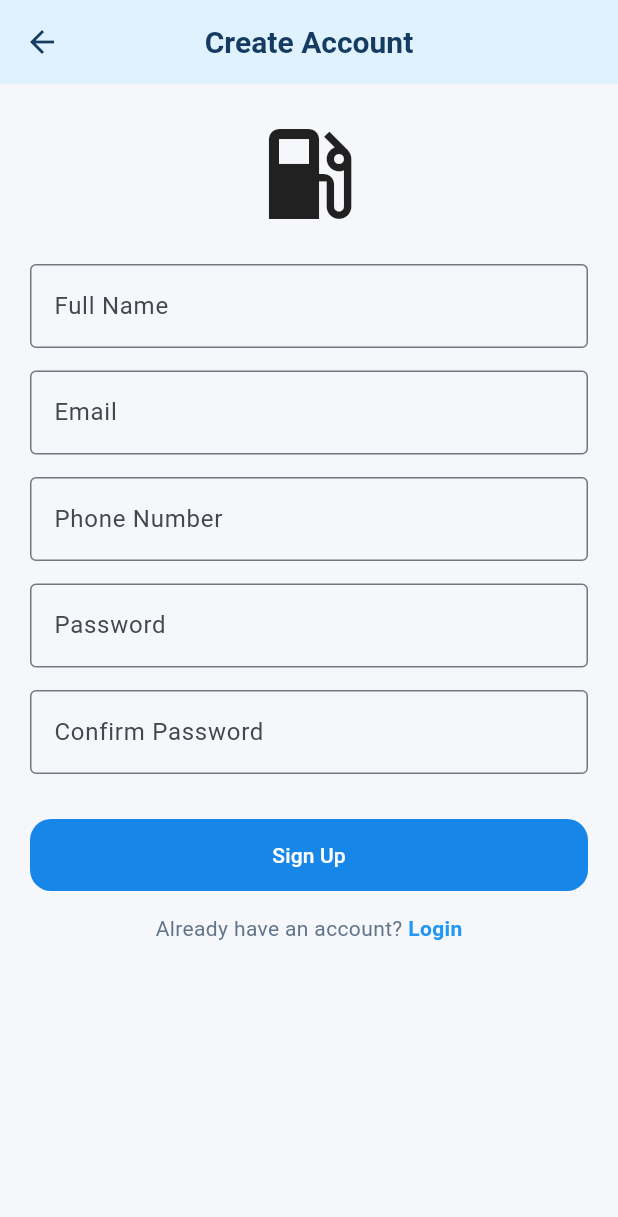
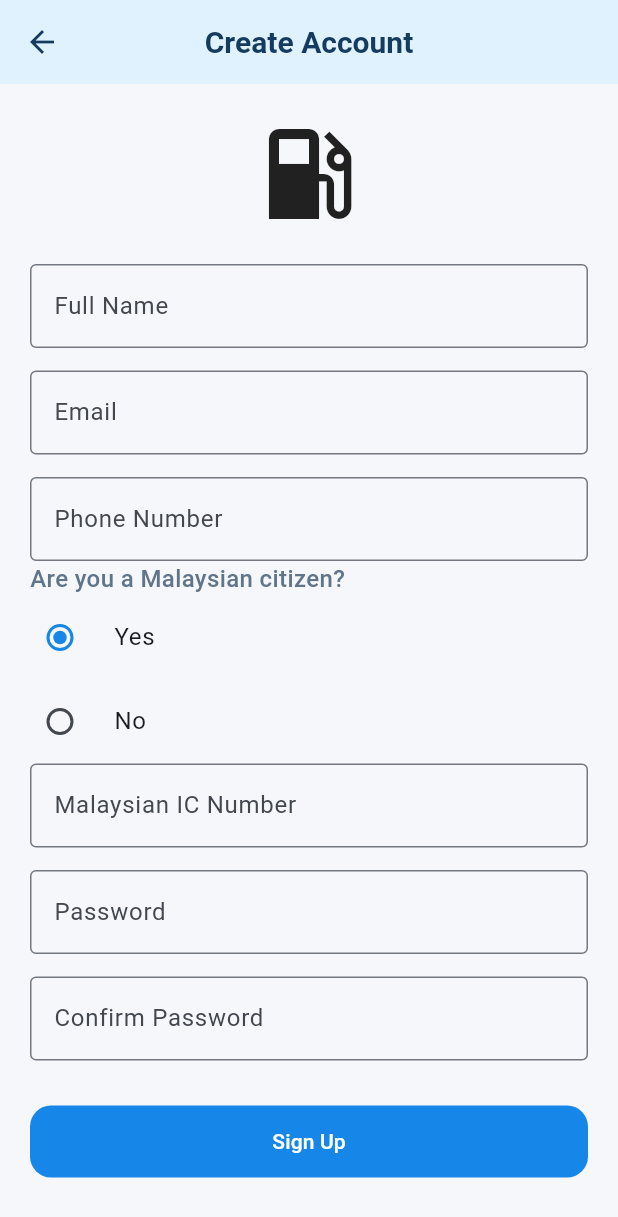
Before and after one commit to xianluan0901-maker/fuelwise, a Flutter app: the SignupScreen screen opened directly, on a phone screen of 412 x 824 dp. Shown: the top 1217 px of the screen. Run offline on Flutter 3.47's test engine with Material 3 defaults, Android fonts, the phone set to English and light mode, and no system bars; our stand-ins replace fl_chart, geolocator, image_picker, qr_flutter, shared_preferences, sqflite and 2 more; accounts and stored records are empty; network calls fail.

Commit message:
Add Malaysian IC validation to signup

```diff
--- a/lib/features/user_account/screens/signup_screen.dart
+++ b/lib/features/user_account/screens/signup_screen.dart
@@ -42,11 +42,15 @@ class _SignupScreenState extends State<SignupScreen> {
   final phoneNumController = TextEditingController();
   final passwordController = TextEditingController();
   final confirmPasswordController = TextEditingController();
+  final icController = TextEditingController();
   String? nameError;
   String? emailError;
   String? phoneError;
   String? passwordError;
   String? confirmPasswordError;
+  String? icError;
+  bool isMalaysian = true;
+
 
   @override
   void dispose() {
@@ -55,6 +59,7 @@ class _SignupScreenState extends State<SignupScreen> {
     phoneNumController.dispose();
     passwordController.dispose();
     confirmPasswordController.dispose();
+    icController.dispose();
 
     super.dispose();
   }
@@ -149,7 +154,76 @@ class _SignupScreenState extends State<SignupScreen> {
                   errorText: phoneError,
                 ),
               ),
+              // ============================================================
+// MALAYSIAN CITIZEN
+// ============================================================
+
+              Align(
+                alignment: Alignment.centerLeft,
+                child: Text(
+                  "Are you a Malaysian citizen?",
+                  style: const TextStyle(
+                    fontSize: 16,
+                    fontWeight: FontWeight.w500,
+                  ),
+                ),
+              ),
+
+              RadioListTile<bool>(
+                title: const Text("Yes"),
+                value: true,
+                groupValue: isMalaysian,
+                contentPadding: EdgeInsets.zero,
+                onChanged: (value) {
+                  setState(() {
+                    isMalaysian = value ?? true;
+                    icError = null;
+                  });
+                },
+              ),
+
+              RadioListTile<bool>(
+                title: const Text("No"),
+                value: false,
+                groupValue: isMalaysian,
+                contentPadding: EdgeInsets.zero,
+                onChanged: (value) {
+                  setState(() {
+                    isMalaysian = value ?? true;
+
+                    if (!isMalaysian) {
+                      icController.clear();
+                      icError = null;
+                    }
+                  });
+                },
+              ),
+
+// ============================================================
+// IC NUMBER
+// ============================================================
+
+              if (isMalaysian)
+                TextField(
+                  controller: icController,
+                  keyboardType: TextInputType.number,
+                  inputFormatters: [
+                    FilteringTextInputFormatter.allow(
+                      RegExp(r'[0-9-]'),
+                    ),
+                    LengthLimitingTextInputFormatter(14),
+                  ],
+                  decoration: InputDecoration(
+                    labelText: "Malaysian IC Number",
+                    hintText: "e.g. 900101-14-5678",
+                    border: const OutlineInputBorder(),
+                    errorText: icError,
+                  ),
+                ),
+
               const SizedBox(height: 15),
+
+
 
               TextField(
                 controller: passwordController,
@@ -244,6 +318,7 @@ class _SignupScreenState extends State<SignupScreen> {
     final name = nameController.text.trim();
     final email = emailController.text.trim();
     final phone = phoneNumController.text.trim();
+    final ic = icController.text.trim();
     final password = passwordController.text;
     final confirmPassword = confirmPasswordController.text;
     // Check empty fields
@@ -290,6 +365,24 @@ class _SignupScreenState extends State<SignupScreen> {
       return;
     }
 
+    // ================================================================
+// VALIDATE IC NUMBER
+// Format: 6 digits-2 digits-4 digits
+// ================================================================
+
+    if (isMalaysian) {
+      final icRegex = RegExp(r'^\d{6}-\d{2}-\d{4}$');
+
+      if (!icRegex.hasMatch(ic)) {
+        setState(() {
+          icError =
+          'Invalid IC number. Format: 6 digits-2 digits-4 digits.';
+        });
+
+        return;
+      }
+    }
+
     // Check password match
     if (password != confirmPassword) {
       ScaffoldMessenger.of(context).showSnackBar(
@@ -312,6 +405,8 @@ class _SignupScreenState extends State<SignupScreen> {
         data: {
           'full_name': name,
           'phone_number': phone,
+          'is_malaysian': isMalaysian,
+          'ic_number': isMalaysian ? ic : null,
         },
       );
 
```
